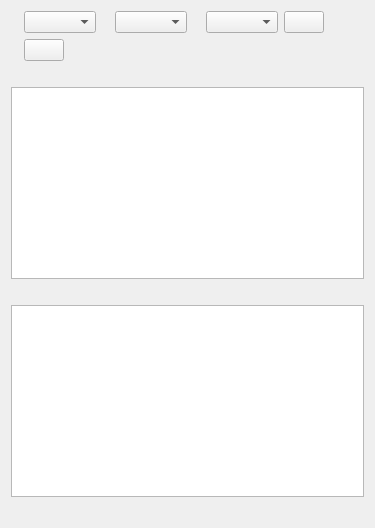
Above: brokery_gui/ui/symbols_page.ui from frankiecsy-lab/broker-mixer before the change. Below: the same form after it.
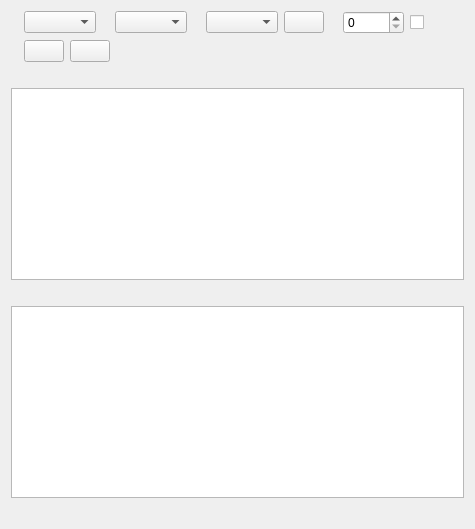
That is the form after the change.

```diff
--- a/brokery_gui/ui/symbols_page.ui
+++ b/brokery_gui/ui/symbols_page.ui
@@ -26,6 +26,19 @@
      <item>
       <widget class="QPushButton" name="fetchButton"/>
      </item>
+     <item>
+      <widget class="QLabel" name="autoIntervalLabel"/>
+     </item>
+     <item>
+      <widget class="QSpinBox" name="autoIntervalSpin">
+       <property name="maximum">
+        <number>86400</number>
+       </property>
+      </widget>
+     </item>
+     <item>
+      <widget class="QCheckBox" name="liveRefreshCheck"/>
+     </item>
      <item>
       <spacer name="filterSpacer">
        <property name="orientation">
@@ -50,6 +63,9 @@
        </property>
       </widget>
      </item>
+     <item>
+      <widget class="QPushButton" name="codesLoadButton"/>
+     </item>
      <item>
       <widget class="QPushButton" name="codesRefreshButton"/>
      </item>
```
